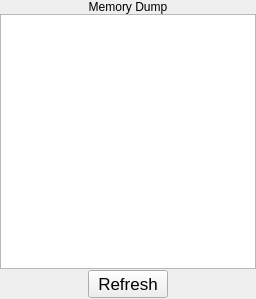
Before: the Qt Designer form memorydumppane.ui in WarlockD/pep8-1, drawn with Qt 5.
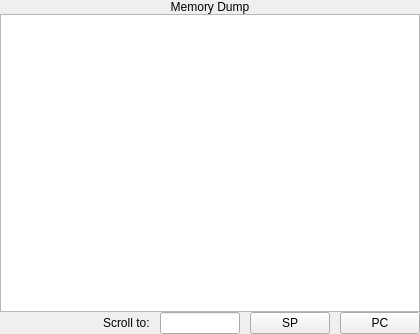
After: the same form once the commit is applied.

Commit message:
Updated the "about pep8" dialog. Fully implemented the "scroll to" functionality in the memory dump pane, though there may be functionality changes that we want to make.
Also made a bunch of mainwindow changes to accomodate for a narrower
interface, mostly for projectors. Also made a tweak to the memory trace
pane to keep the stacks in the same location, even if they have no
items.

```diff
--- a/memorydumppane.ui
+++ b/memorydumppane.ui
@@ -6,8 +6,8 @@
    <rect>
     <x>0</x>
     <y>0</y>
-    <width>256</width>
-    <height>299</height>
+    <width>420</width>
+    <height>334</height>
    </rect>
   </property>
   <property name="sizePolicy">
@@ -164,42 +164,8 @@
      <property name="spacing">
       <number>0</number>
      </property>
-     <property name="margin">
-      <number>1</number>
-     </property>
      <item>
-      <spacer>
-       <property name="orientation">
-        <enum>Qt::Horizontal</enum>
-       </property>
-       <property name="sizeHint" stdset="0">
-        <size>
-         <width>16</width>
-         <height>21</height>
-        </size>
-       </property>
-      </spacer>
-     </item>
-     <item>
-      <widget class="QPushButton" name="pepMemRefreshButton">
-       <property name="font">
-        <font>
-         <family>Lucida Grande</family>
-         <pointsize>13</pointsize>
-         <weight>50</weight>
-         <italic>false</italic>
-         <bold>false</bold>
-         <underline>false</underline>
-         <strikeout>false</strikeout>
-        </font>
-       </property>
-       <property name="text">
-        <string>Refresh</string>
-       </property>
-      </widget>
-     </item>
-     <item>
-      <spacer>
+      <spacer name="horizontalSpacer">
        <property name="orientation">
         <enum>Qt::Horizontal</enum>
        </property>
@@ -211,6 +177,115 @@
        </property>
       </spacer>
      </item>
+     <item>
+      <widget class="QLabel" name="label">
+       <property name="text">
+        <string>Scroll to:</string>
+       </property>
+      </widget>
+     </item>
+     <item>
+      <widget class="QFrame" name="frame">
+       <property name="minimumSize">
+        <size>
+         <width>10</width>
+         <height>0</height>
+        </size>
+       </property>
+       <property name="maximumSize">
+        <size>
+         <width>10</width>
+         <height>16777215</height>
+        </size>
+       </property>
+       <property name="frameShape">
+        <enum>QFrame::NoFrame</enum>
+       </property>
+       <property name="frameShadow">
+        <enum>QFrame::Raised</enum>
+       </property>
+      </widget>
+     </item>
+     <item>
+      <widget class="QLineEdit" name="scrollToLineEdit">
+       <property name="minimumSize">
+        <size>
+         <width>80</width>
+         <height>0</height>
+        </size>
+       </property>
+       <property name="maximumSize">
+        <size>
+         <width>80</width>
+         <height>16777215</height>
+        </size>
+       </property>
+       <property name="maxLength">
+        <number>6</number>
+       </property>
+       <property name="frame">
+        <bool>true</bool>
+       </property>
+      </widget>
+     </item>
+     <item>
+      <widget class="QFrame" name="frame_2">
+       <property name="minimumSize">
+        <size>
+         <width>10</width>
+         <height>0</height>
+        </size>
+       </property>
+       <property name="maximumSize">
+        <size>
+         <width>10</width>
+         <height>16777215</height>
+        </size>
+       </property>
+       <property name="frameShape">
+        <enum>QFrame::NoFrame</enum>
+       </property>
+       <property name="frameShadow">
+        <enum>QFrame::Raised</enum>
+       </property>
+      </widget>
+     </item>
+     <item>
+      <widget class="QPushButton" name="spPushButton">
+       <property name="text">
+        <string>SP</string>
+       </property>
+      </widget>
+     </item>
+     <item>
+      <widget class="QFrame" name="frame_3">
+       <property name="minimumSize">
+        <size>
+         <width>10</width>
+         <height>0</height>
+        </size>
+       </property>
+       <property name="maximumSize">
+        <size>
+         <width>10</width>
+         <height>16777215</height>
+        </size>
+       </property>
+       <property name="frameShape">
+        <enum>QFrame::NoFrame</enum>
+       </property>
+       <property name="frameShadow">
+        <enum>QFrame::Raised</enum>
+       </property>
+      </widget>
+     </item>
+     <item>
+      <widget class="QPushButton" name="pcPushButton">
+       <property name="text">
+        <string>PC</string>
+       </property>
+      </widget>
+     </item>
     </layout>
    </item>
   </layout>
```
Left out of the diff: 2 changed lines with no effect on the pictures. The commit also changes 7 other files.
